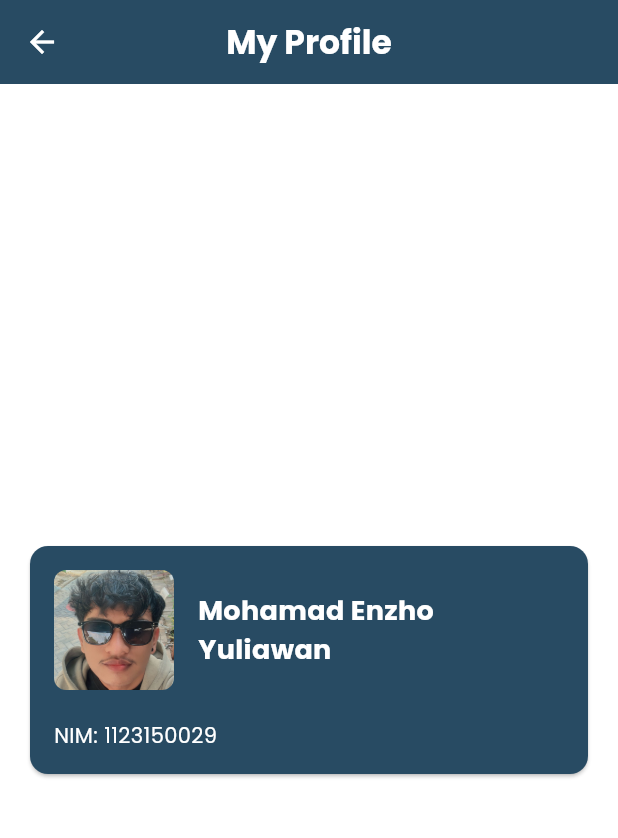
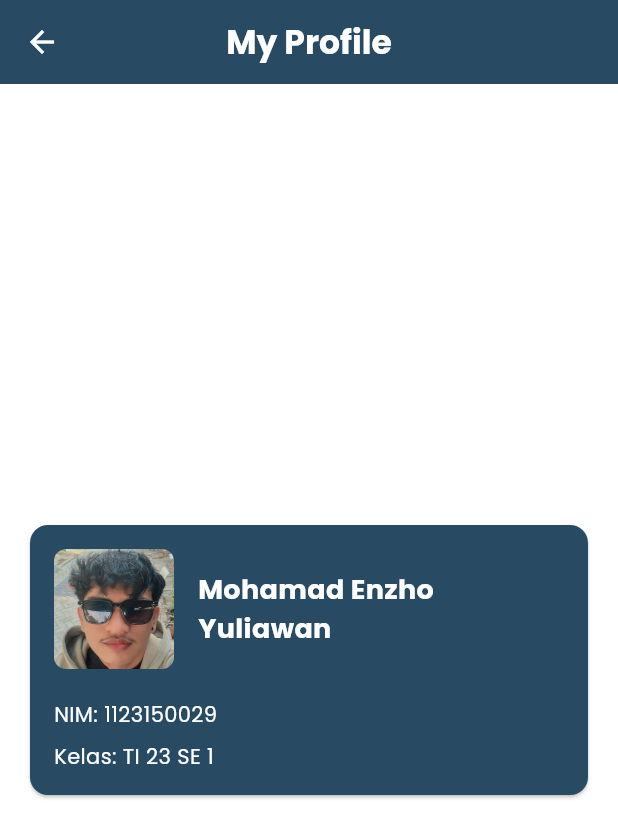
Before and after one commit to str122-xyz/Kelompok-4-trio, a Flutter app: the EnzhoProfile screen opened directly, on a phone screen of 412 x 824 dp. Shown: the top 838 px of the screen. Run offline on Flutter 3.47's test engine with Material 3 defaults, Android fonts, the phone set to English and light mode, and no system bars.

Commit message:
tambah sizedbox dan kelas

```diff
--- a/lib/screens/team/enzho_profile.dart
+++ b/lib/screens/team/enzho_profile.dart
@@ -81,6 +81,17 @@ class _EnzhoProfileState extends State<EnzhoProfile> {
                     ),
                   ),
 
+                  SizedBox(height: 8),
+
+                  Text(
+                    'Kelas: TI 23 SE 1',
+                    style: TextStyle(
+                      color: Colors.white,
+                      fontFamily: 'Poppins',
+                      fontSize: 14,
+                    ),
+                  ),
+
                 ],
               ),
             ),
```
